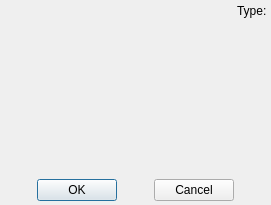
The window that src/property/dialogs/brusheditdialog.ui (Gris87/ObjectController) describes before a commit, drawn with Qt 5.
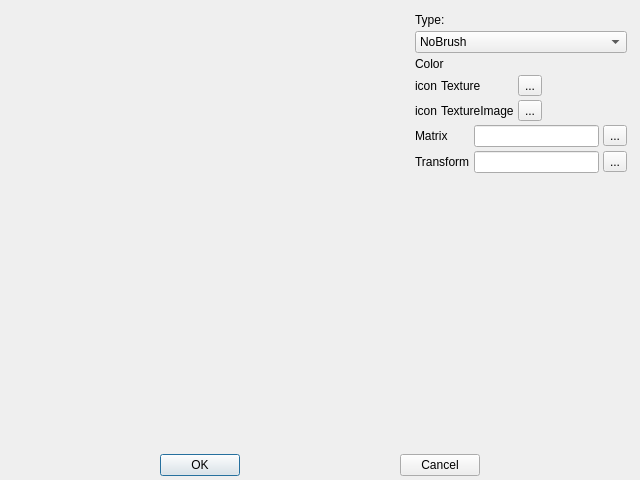
The same window after the commit.

What changed in the file:
```diff
--- a/src/property/dialogs/brusheditdialog.ui
+++ b/src/property/dialogs/brusheditdialog.ui
@@ -6,8 +6,8 @@
    <rect>
     <x>0</x>
     <y>0</y>
-    <width>271</width>
-    <height>205</height>
+    <width>640</width>
+    <height>480</height>
    </rect>
   </property>
   <property name="windowTitle">
@@ -42,31 +42,269 @@
       </widget>
      </item>
      <item>
-      <layout class="QVBoxLayout" name="verticalLayout_2">
-       <property name="spacing">
-        <number>4</number>
+      <widget class="QWidget" name="propertiesWidget" native="true">
+       <property name="minimumSize">
+        <size>
+         <width>230</width>
+         <height>0</height>
+        </size>
        </property>
-       <item>
-        <widget class="QLabel" name="typeLabel">
-         <property name="text">
-          <string>Type:</string>
-         </property>
-        </widget>
-       </item>
-       <item>
-        <spacer name="verticalSpacer">
-         <property name="orientation">
-          <enum>Qt::Vertical</enum>
-         </property>
-         <property name="sizeHint" stdset="0">
-          <size>
-           <width>20</width>
-           <height>40</height>
-          </size>
-         </property>
-        </spacer>
-       </item>
-      </layout>
+       <property name="maximumSize">
+        <size>
+         <width>230</width>
+         <height>16777215</height>
+        </size>
+       </property>
+       <layout class="QVBoxLayout" name="verticalLayout_2">
+        <property name="spacing">
+         <number>4</number>
+        </property>
+        <item>
+         <widget class="QLabel" name="styleLabel">
+          <property name="text">
+           <string>Type:</string>
+          </property>
+         </widget>
+        </item>
+        <item>
+         <widget class="QComboBox" name="styleComboBox">
+          <item>
+           <property name="text">
+            <string>NoBrush</string>
+           </property>
+          </item>
+          <item>
+           <property name="text">
+            <string>SolidPattern</string>
+           </property>
+          </item>
+          <item>
+           <property name="text">
+            <string>Dense1Pattern</string>
+           </property>
+          </item>
+          <item>
+           <property name="text">
+            <string>Dense2Pattern</string>
+           </property>
+          </item>
+          <item>
+           <property name="text">
+            <string>Dense3Pattern</string>
+           </property>
+          </item>
+          <item>
+           <property name="text">
+            <string>Dense4Pattern</string>
+           </property>
+          </item>
+          <item>
+           <property name="text">
+            <string>Dense5Pattern</string>
+           </property>
+          </item>
+          <item>
+           <property name="text">
+            <string>Dense6Pattern</string>
+           </property>
+          </item>
+          <item>
+           <property name="text">
+            <string>Dense7Pattern</string>
+           </property>
+          </item>
+          <item>
+           <property name="text">
+            <string>HorPattern</string>
+           </property>
+          </item>
+          <item>
+           <property name="text">
+            <string>VerPattern</string>
+           </property>
+          </item>
+          <item>
+           <property name="text">
+            <string>CrossPattern</string>
+           </property>
+          </item>
+          <item>
+           <property name="text">
+            <string>BDiagPattern</string>
+           </property>
+          </item>
+          <item>
+           <property name="text">
+            <string>FDiagPattern</string>
+           </property>
+          </item>
+          <item>
+           <property name="text">
+            <string>DiagCrossPattern</string>
+           </property>
+          </item>
+          <item>
+           <property name="text">
+            <string>LinearGradientPattern</string>
+           </property>
+          </item>
+          <item>
+           <property name="text">
+            <string>RadialGradientPattern</string>
+           </property>
+          </item>
+          <item>
+           <property name="text">
+            <string>ConicalGradientPattern</string>
+           </property>
+          </item>
+          <item>
+           <property name="text">
+            <string>TexturePattern</string>
+           </property>
+          </item>
+         </widget>
+        </item>
+        <item>
+         <layout class="QHBoxLayout" name="colorLayout">
+          <property name="spacing">
+           <number>4</number>
+          </property>
+          <item>
+           <widget class="QLabel" name="colorLabel">
+            <property name="text">
+             <string>Color</string>
+            </property>
+           </widget>
+          </item>
+         </layout>
+        </item>
+        <item>
+         <layout class="QGridLayout" name="gridLayout">
+          <property name="spacing">
+           <number>4</number>
+          </property>
+          <item row="0" column="3">
+           <spacer name="horizontalSpacer_4">
+            <property name="orientation">
+             <enum>Qt::Horizontal</enum>
+            </property>
+            <property name="sizeHint" stdset="0">
+             <size>
+              <width>40</width>
+              <height>20</height>
+             </size>
+            </property>
+           </spacer>
+          </item>
+          <item row="0" column="2">
+           <widget class="QToolButton" name="textureButton">
+            <property name="text">
+             <string>...</string>
+            </property>
+           </widget>
+          </item>
+          <item row="0" column="0">
+           <widget class="QLabel" name="textureIconLabel">
+            <property name="text">
+             <string>icon</string>
+            </property>
+           </widget>
+          </item>
+          <item row="0" column="1">
+           <widget class="QLabel" name="textureLabel">
+            <property name="text">
+             <string>Texture</string>
+            </property>
+           </widget>
+          </item>
+          <item row="1" column="0">
+           <widget class="QLabel" name="textureImageIconLabel">
+            <property name="text">
+             <string>icon</string>
+            </property>
+           </widget>
+          </item>
+          <item row="1" column="1">
+           <widget class="QLabel" name="textureImageLabel">
+            <property name="text">
+             <string>TextureImage</string>
+            </property>
+           </widget>
+          </item>
+          <item row="1" column="2">
+           <widget class="QToolButton" name="textureImageButton">
+            <property name="text">
+             <string>...</string>
+            </property>
+           </widget>
+          </item>
+         </layout>
+        </item>
+        <item>
+         <layout class="QGridLayout" name="gridLayout_2">
+          <property name="spacing">
+           <number>4</number>
+          </property>
+          <item row="0" column="0">
+           <widget class="QLabel" name="matrixLabel">
+            <property name="text">
+             <string>Matrix</string>
+            </property>
+           </widget>
+          </item>
+          <item row="0" column="2">
+           <widget class="QToolButton" name="matrixButton">
+            <property name="text">
+             <string>...</string>
+            </property>
+           </widget>
+          </item>
+          <item row="0" column="1">
+           <widget class="QLineEdit" name="matrixEdit">
+            <property name="readOnly">
+             <bool>true</bool>
+            </property>
+           </widget>
+          </item>
+          <item row="1" column="0">
+           <widget class="QLabel" name="transformLabel">
+            <property name="text">
+             <string>Transform</string>
+            </property>
+           </widget>
+          </item>
+          <item row="1" column="1">
+           <widget class="QLineEdit" name="transformEdit">
+            <property name="readOnly">
+             <bool>true</bool>
+            </property>
+           </widget>
+          </item>
+          <item row="1" column="2">
+           <widget class="QToolButton" name="transformButton">
+            <property name="text">
+             <string>...</string>
+            </property>
+           </widget>
+          </item>
+         </layout>
+        </item>
+        <item>
+         <spacer name="verticalSpacer">
+          <property name="orientation">
+           <enum>Qt::Vertical</enum>
+          </property>
+          <property name="sizeHint" stdset="0">
+           <size>
+            <width>20</width>
+            <height>40</height>
+           </size>
+          </property>
+         </spacer>
+        </item>
+       </layout>
+      </widget>
      </item>
     </layout>
    </item>
```
